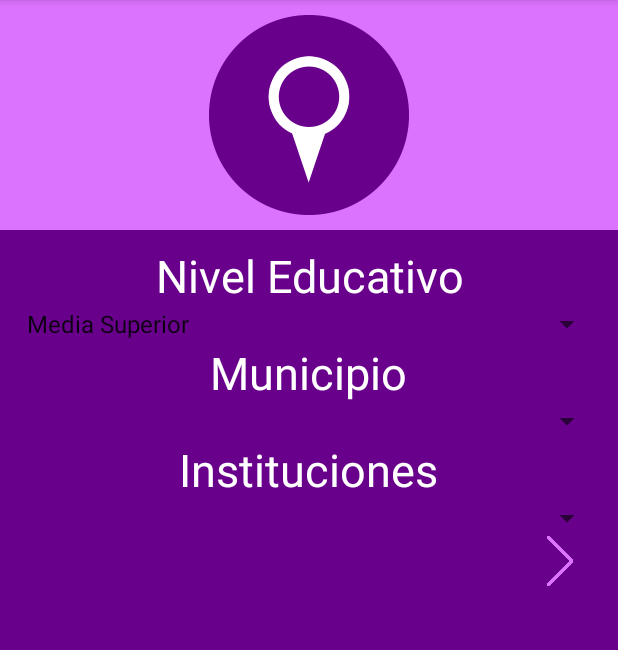
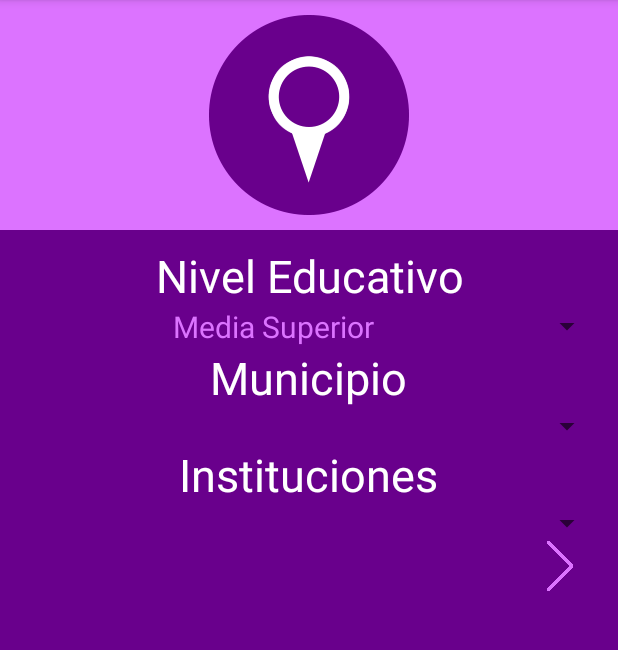
Before and after one commit to isaiascaamalgarcia/nu-uk, an Android app: the fragment Sec_location shown on its own in the app's theme, on a phone screen of 412 x 824 dp, the part 84-734 px from its top. Run offline under Robolectric (Android 15) with nearby library versions, the light colour scheme and no system bars; 1 statement that could not run was skipped.

Commit message:
Colores
en spinners

```diff
--- a/NuUkAppMobile/app/src/main/java/com/example/nuuk/nuukappmobile/Sec_location.java
+++ b/NuUkAppMobile/app/src/main/java/com/example/nuuk/nuukappmobile/Sec_location.java
@@ -54,7 +54,7 @@ public class Sec_location extends Fragment{
         spinEscuela = (Spinner) rootView.findViewById(R.id.spin_school);
 
         try {
-            adapter = new ArrayAdapter<String>(rootView.getContext(), android.R.layout.simple_spinner_item, columnas.getNivelEducativo());
+            adapter = new ArrayAdapter<String>(rootView.getContext(),R.layout.spinner_item, columnas.getNivelEducativo());
             spinType.setAdapter(adapter);
 
             spinType.setOnItemSelectedListener(new AdapterView.OnItemSelectedListener() {
@@ -66,7 +66,7 @@ public class Sec_location extends Fragment{
                     querys = new Querys(rootView.getContext(), "escuela");
                     querys.listadoInnerJoinLoc("tipo,nombre",String.valueOf(x),String.valueOf(x1));
                     listaEscuela=querys.lista;
-                    adapter = new ArrayAdapter<String>(rootView.getContext(), android.R.layout.simple_spinner_item, listaEscuela);
+                    adapter = new ArrayAdapter<String>(rootView.getContext(),R.layout.spinner_item, listaEscuela);
                     spinEscuela.setAdapter(adapter);
                 }
 
@@ -78,7 +78,7 @@ public class Sec_location extends Fragment{
             querys = new Querys(rootView.getContext(), "municipio");
             querys.listado(columnas.getTableMunicipio(), 1);
             listaMunicipio=querys.lista;
-            adapter = new ArrayAdapter<String>(rootView.getContext(), android.R.layout.simple_spinner_item, listaMunicipio);
+            adapter = new ArrayAdapter<String>(rootView.getContext(),R.layout.spinner_item, listaMunicipio);
             spinMunicipio.setAdapter(adapter);
 
             spinMunicipio.setOnItemSelectedListener(new AdapterView.OnItemSelectedListener() {
@@ -89,7 +89,7 @@ public class Sec_location extends Fragment{
                     querys = new Querys(rootView.getContext(), "escuela");
                     querys.listadoInnerJoinLoc("tipo,nombre",String.valueOf(x),String.valueOf(x1));
                     listaEscuela=querys.lista;
-                    adapter = new ArrayAdapter<String>(rootView.getContext(), android.R.layout.simple_spinner_item, listaEscuela);
+                    adapter = new ArrayAdapter<String>(rootView.getContext(), R.layout.spinner_item, listaEscuela);
                     spinEscuela.setAdapter(adapter);
                 }
 
--- a/NuUkAppMobile/app/src/main/res/layout/spinner_item.xml
+++ b/NuUkAppMobile/app/src/main/res/layout/spinner_item.xml
@@ -3,5 +3,7 @@
     android:id="@android:id/text1"
     android:layout_width="match_parent"
     android:layout_height="wrap_content"
+    android:layout_gravity="center"
+    android:gravity="center"
     android:textSize="20sp"
-    android:textColor="#ff0000" />
+    android:textColor="#DC73FF" />
```
Also changed, not shown: NuUkAppMobile/app/src/main/java/com/example/nuuk/nuukappmobile/Sec_carrer.java (+4 -4 lines), NuUkAppMobile/app/src/main/res/xml/spin.xml (added, +10 -0 lines).
